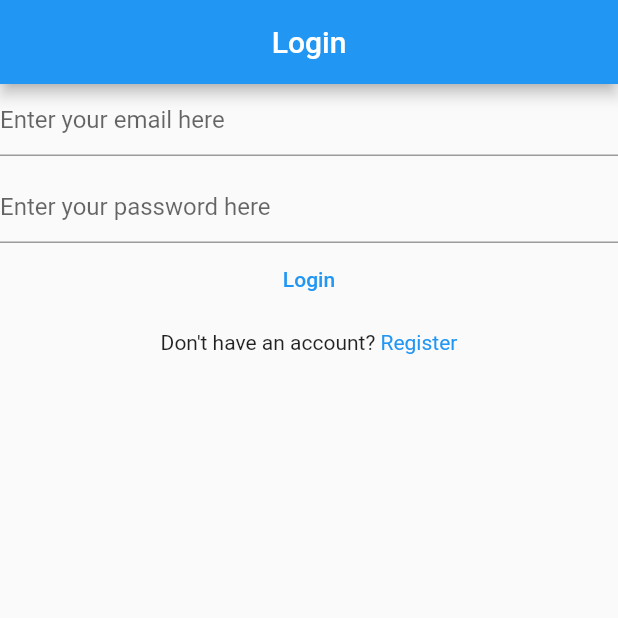
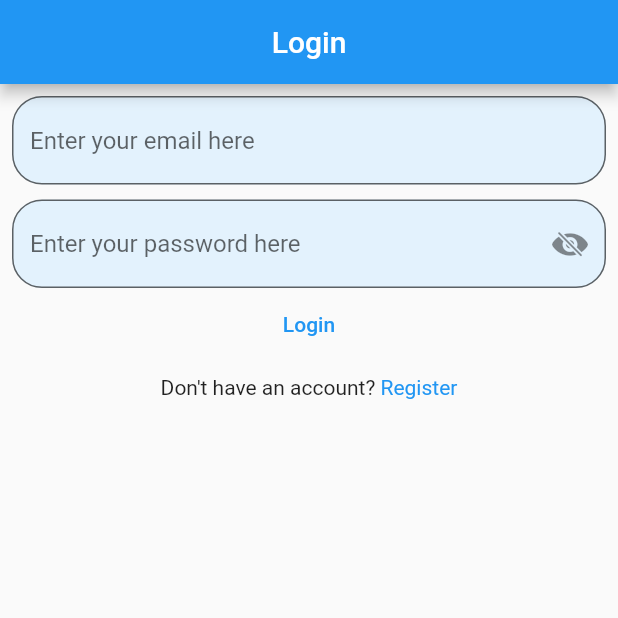
Before and after one commit to ogunkapc/notes-app, a Flutter app: the screen it shows after launch, after a tap on "Login", on a phone screen of 412 x 824 dp, the top half of it. Run offline on Flutter 3.47's test engine with Material 2 defaults, Android fonts, the phone set to English and light mode, and no system bars; our stand-ins replace firebase_auth, firebase_core; accounts and stored records are empty; network calls fail.

Commit message:
add show password icon

```diff
--- a/lib/screens/login_screen.dart
+++ b/lib/screens/login_screen.dart
@@ -1,5 +1,6 @@
 import 'package:firebase_auth/firebase_auth.dart';
 import 'package:firebase_core/firebase_core.dart';
+import 'package:flutter/cupertino.dart';
 import 'package:flutter/material.dart';
 import 'package:mynotes/firebase_options.dart';
 import 'package:mynotes/screens/register_screen.dart';
@@ -14,6 +15,7 @@ class LoginScreen extends StatefulWidget {
 class _LoginScreenState extends State<LoginScreen> {
   late final TextEditingController _email;
   late final TextEditingController _password;
+  bool isSelectionOn = true;
 
   @override
   void initState() {
@@ -43,26 +45,52 @@ class _LoginScreenState extends State<LoginScreen> {
         builder: (context, snapshot) {
           switch (snapshot.connectionState) {
             case ConnectionState.done:
-              return Column(
+              return Padding(
+                padding: const EdgeInsets.only(top: 8.0, left: 8.0, right: 8.0),
+                child: Column(
                   children: [
                     TextField(
                       controller: _email,
                       enableSuggestions: false,
                       autocorrect: false,
                       keyboardType: TextInputType.emailAddress,
-                    decoration: const InputDecoration(
-                        hintText: "Enter your email here"),
+                      decoration: InputDecoration(
+                        hintText: "Enter your email here",
+                        filled: true,
+                        fillColor: Colors.blue.shade50,
+                        border: OutlineInputBorder(
+                          borderRadius: BorderRadius.circular(20),
+                        ),
+                      ),
                     ),
                     const SizedBox(
                       height: 10,
                     ),
                     TextField(
                       controller: _password,
-                    obscureText: true,
+                      obscureText: isSelectionOn,
                       enableSuggestions: false,
                       autocorrect: false,
-                    decoration: const InputDecoration(
-                        hintText: "Enter your password here"),
+                      decoration: InputDecoration(
+                        hintText: "Enter your password here",
+                        filled: true,
+                        fillColor: Colors.blue.shade50,
+                        border: OutlineInputBorder(
+                          borderRadius: BorderRadius.circular(20),
+                        ),
+                        suffixIcon: GestureDetector(
+                          onTap: () {
+                            setState(
+                              () {
+                                isSelectionOn = !isSelectionOn;
+                              },
+                            );
+                          },
+                          child: Icon(isSelectionOn
+                              ? CupertinoIcons.eye_slash_fill
+                              : CupertinoIcons.eye_fill),
+                        ),
+                      ),
                     ),
                     TextButton(
                       onPressed: () async {
@@ -110,6 +138,7 @@ class _LoginScreenState extends State<LoginScreen> {
                       ],
                     )
                   ],
+                ),
               );
             default:
               return const Text("Loading...");
```
Lines whose indentation alone changed are shown as unchanged.
